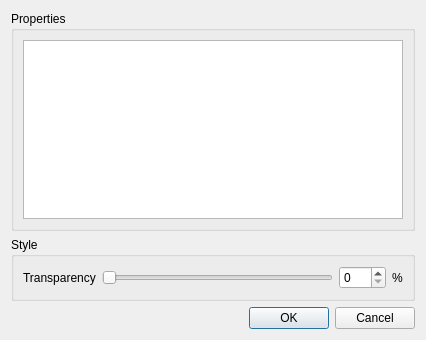
This is src/fhrgr/propertiesdialog.ui in gvellut/FreehandRasterGeoreferencer as Qt 5 draws it before an edit. The edited form follows.
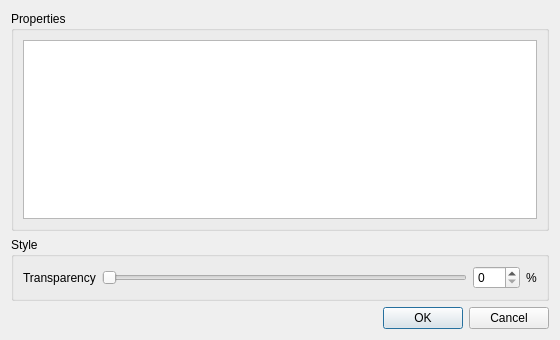
This is the edited form.

Commit message: Dialogs: Correct sizing

The edit to the form file:
```diff
--- a/src/fhrgr/propertiesdialog.ui
+++ b/src/fhrgr/propertiesdialog.ui
@@ -6,7 +6,7 @@
    <rect>
     <x>0</x>
     <y>0</y>
-    <width>426</width>
+    <width>560</width>
     <height>340</height>
    </rect>
   </property>
```
The commit also changes 7 other files.
